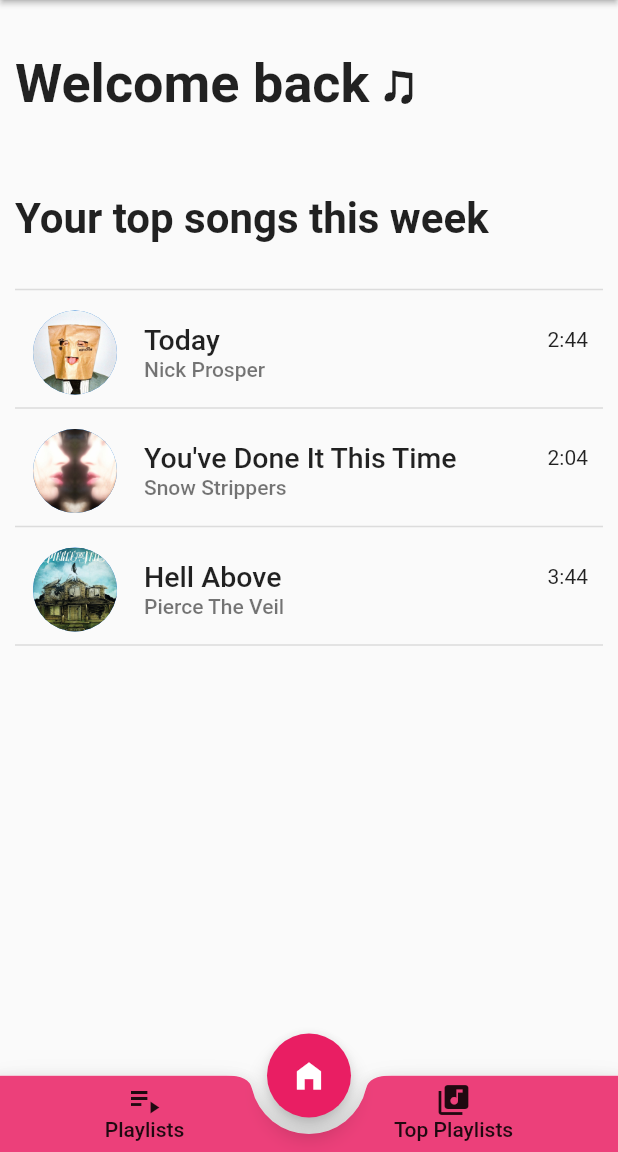
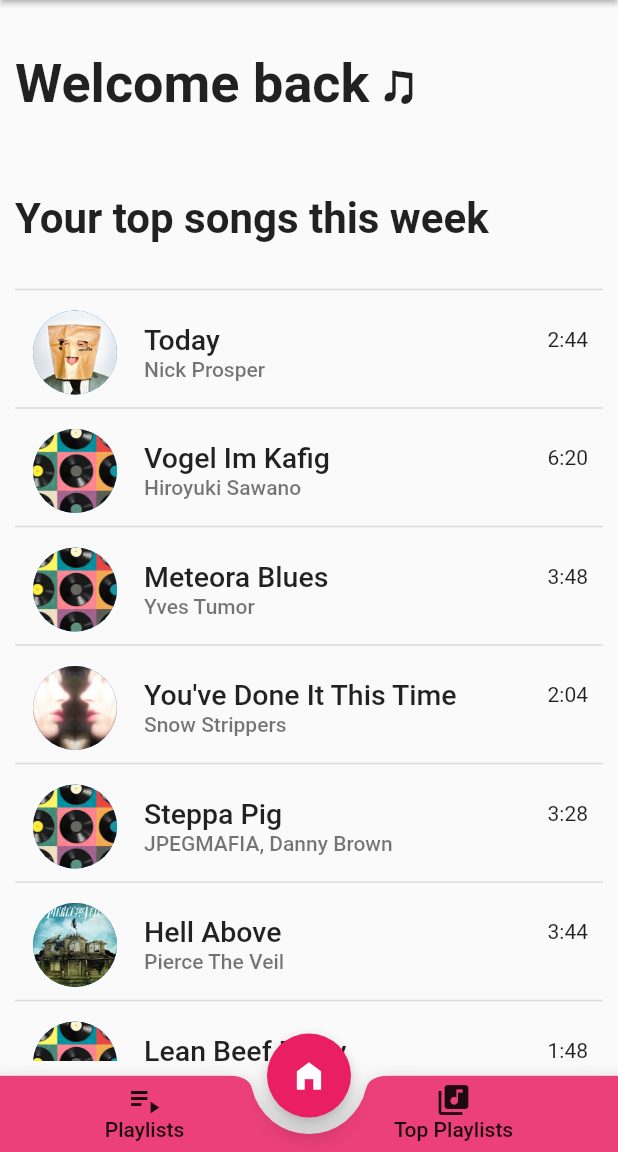
Before and after one commit to plntry/music_app_flutter, a Flutter app: the screen it shows after launch, after a tap on "Playlists", after a tap on "Top Playlists", after a tap on the "home filled" icon, on a phone screen of 412 x 824 dp, the part 84-1236 px from its top. Run offline on Flutter 3.47's test engine with Material 2 defaults, Android fonts, the light colour scheme and no system bars.

Commit message:
added change notifier for songs and playlists

```diff
--- a/lib/main.dart
+++ b/lib/main.dart
@@ -1,22 +1,40 @@
 import 'package:flutter/material.dart';
+import 'package:provider/provider.dart';
 
 import './widgets/bottomBar/bottom_bar.dart';
 import './widgets/drawer/app_drawer.dart';
 import './widgets/pages/home_page.dart';
 import './widgets/pages/playlists_page.dart';
 import './widgets/pages/top_playlists_page.dart';
+import 'models/songs_playlists_model.dart';
 
 void main() => runApp(const MyApp());
 
-class MyApp extends StatefulWidget {
+class MyApp extends StatelessWidget {
   const MyApp({super.key});
 
   @override
-  State<MyApp> createState() => _MyAppState();
+  Widget build(BuildContext context) {
+    return ChangeNotifierProvider(
+      create: (context) => SongsPlaylistsModel(),
+      child: const MaterialApp(
+        title: 'MDream',
+        home: StartWidget(),
+        debugShowCheckedModeBanner: false,
+      ),
+    );
+  }
 }
 
-class _MyAppState extends State<MyApp> {
-  int _selectedIndex = 1;
+class StartWidget extends StatefulWidget {
+  const StartWidget({super.key});
+
+  @override
+  State<StartWidget> createState() => _MyAppState();
+}
+
+class _MyAppState extends State<StartWidget> {
+  int _selectedIndex = 2;
 
   static const List<Widget> _navOptions = <Widget>[
     PlaylistsPage(),
@@ -32,9 +50,7 @@ class _MyAppState extends State<MyApp> {
 
   @override
   Widget build(BuildContext context) {
-    return MaterialApp(
-      title: 'MDream',
-      home: Scaffold(
+    return Scaffold(
       appBar: AppBar(
         elevation: 1.5,
         backgroundColor: Colors.pink,
@@ -70,8 +86,6 @@ class _MyAppState extends State<MyApp> {
           },
         ),
       ),
-      ),
-      debugShowCheckedModeBanner: false,
     );
   }
 }
--- /dev/null
+++ b/lib/models/songs_playlists_model.dart
@@ -0,0 +1,69 @@
+import 'package:flutter/material.dart';
+
+class SongsPlaylistsModel extends ChangeNotifier {
+  final _songs = const [
+    {
+      'tag': 'nickprospertoday',
+      'image': 'nickprosper.jpg',
+      'songname': 'Today',
+      'singer': 'Nick Prosper',
+      'duration': '2:44',
+      'isTopSongOfTheWeek': true,
+    },
+    {
+      'tag': 'hiroyukisawanovogelimkafig',
+      'image': 'noimage.jpg',
+      'songname': 'Vogel Im Kafig',
+      'singer': 'Hiroyuki Sawano',
+      'duration': '6:20',
+      'isTopSongOfTheWeek': true,
+    },
+    {
+      'tag': 'yvestumormeteorablues',
+      'image': 'noimage.jpg',
+      'songname': 'Meteora Blues',
+      'singer': 'Yves Tumor',
+      'duration': '3:48',
+      'isTopSongOfTheWeek': true,
+    },
+    {
+      'tag': 'snowstrippersyouvedoneitthistime',
+      'image': 'snowstrippers.jpg',
+      'songname': 'You\'ve Done It This Time',
+      'singer': 'Snow Strippers',
+      'duration': '2:04',
+      'isTopSongOfTheWeek': true,
+    },
+    {
+      'tag': 'jpegmafiadannybrownsteppapig',
+      'image': 'noimage.jpg',
+      'songname': 'Steppa Pig',
+      'singer': 'JPEGMAFIA, Danny Brown',
+      'duration': '3:28',
+      'isTopSongOfTheWeek': true,
+    },
+    {
+      'tag': 'piercetheveilhellabove',
+      'image': 'piercetheveil.jpg',
+      'songname': 'Hell Above',
+      'singer': 'Pierce The Veil',
+      'duration': '3:44',
+      'isTopSongOfTheWeek': true,
+    },
+    {
+      'tag': 'jpegmafiadannybrownleanbeefparty',
+      'image': 'noimage.jpg',
+      'songname': 'Lean Beef Party',
+      'singer': 'JPEGMAFIA, Danny Brown',
+      'duration': '1:48',
+      'isTopSongOfTheWeek': true,
+    }
+  ];
+
+  void addAudioFile(song) {
+    _songs.add(song);
+    notifyListeners();
+  }
+
+  List get songs => _songs;
+}
--- a/lib/widgets/pages/home_page.dart
+++ b/lib/widgets/pages/home_page.dart
@@ -1,35 +1,16 @@
 import 'package:flutter/material.dart';
+import 'package:provider/provider.dart';
+
+import '/models/songs_playlists_model.dart';
 import 'package:music_app/widgets/song_list_item.dart';
 
 class HomePage extends StatelessWidget {
   const HomePage({super.key});
 
-  final listItemProps = const [
-    {
-      'tag': 'nickprospertoday',
-      'image': 'nickprosper.jpg',
-      'songname': 'Today',
-      'singer': 'Nick Prosper',
-      'duration': '2:44',
-    },
-    {
-      'tag': 'snowstrippersyouvedoneitthistime',
-      'image': 'snowstrippers.jpg',
-      'songname': 'You\'ve Done It This Time',
-      'singer': 'Snow Strippers',
-      'duration': '2:04',
-    },
-    {
-      'tag': 'piercetheveilhellabove',
-      'image': 'piercetheveil.jpg',
-      'songname': 'Hell Above',
-      'singer': 'Pierce The Veil',
-      'duration': '3:44',
-    }
-  ];
-
   @override
   Widget build(BuildContext context) {
+    return Consumer<SongsPlaylistsModel>(
+      builder: (context, model, child) {
         return Padding(
           padding: const EdgeInsets.all(10),
           child: Column(
@@ -72,8 +53,10 @@ class HomePage extends StatelessWidget {
                       height: 2,
                       thickness: 1,
                     ),
-                ...(listItemProps)
-                    .map((item) => Column(
+                    ...(model.songs)
+                        .map(
+                          (item) => item['isTopSongOfTheWeek']
+                              ? Column(
                                   children: [
                                     SongListItem(
                                       tag: item['tag'] as String,
@@ -87,7 +70,9 @@ class HomePage extends StatelessWidget {
                                       thickness: 1,
                                     ),
                                   ],
-                        ))
+                                )
+                              : const SizedBox(),
+                        )
                         .toList()
                   ],
                 ),
@@ -95,5 +80,7 @@ class HomePage extends StatelessWidget {
             ],
           ),
         );
+      },
+    );
   }
 }
--- a/lib/widgets/pages/song_about_page.dart
+++ b/lib/widgets/pages/song_about_page.dart
@@ -42,7 +42,7 @@ class SongAboutPage extends StatelessWidget {
                 top: 30,
               ),
               child: SizedBox(
-                height: 100,
+                height: 160,
                 child: Column(
                   mainAxisAlignment: MainAxisAlignment.spaceBetween,
                   children: [
--- a/pubspec.yaml
+++ b/pubspec.yaml
@@ -30,6 +30,7 @@ environment:
 dependencies:
   flutter:
     sdk: flutter
+  provider: ^5.0.0
 
 
   # The following adds the Cupertino Icons font to your application.
```
Also changed, not shown: assets/images/noimage.jpg (added), pubspec.lock. Lines whose indentation alone changed are shown as unchanged.
